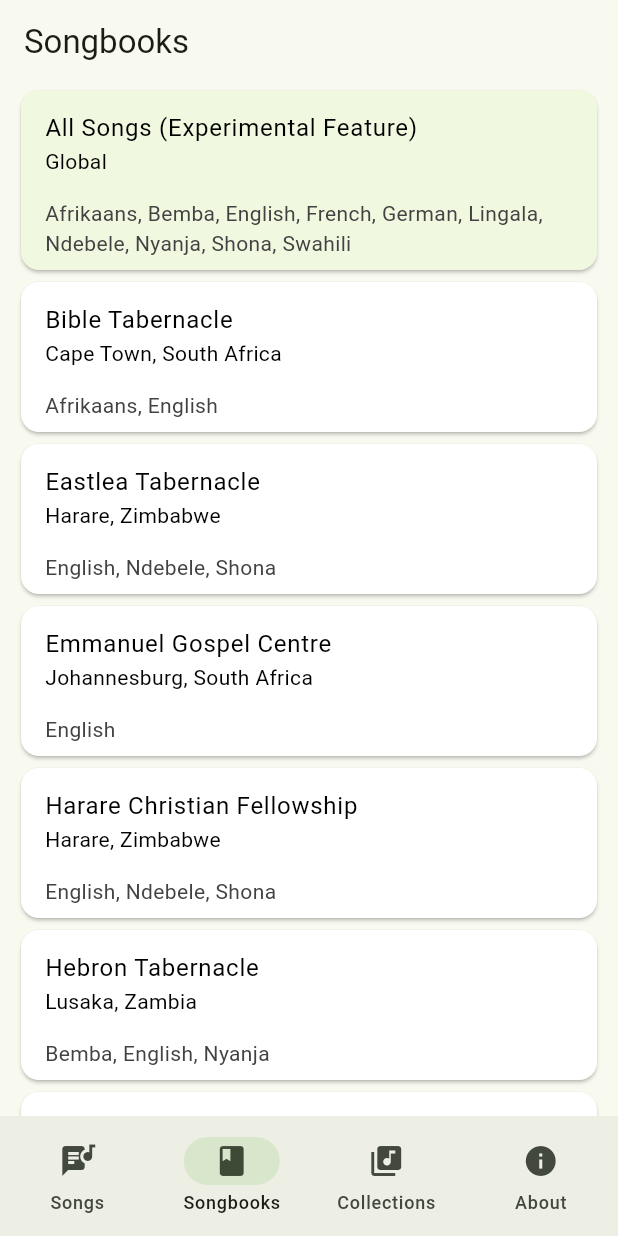
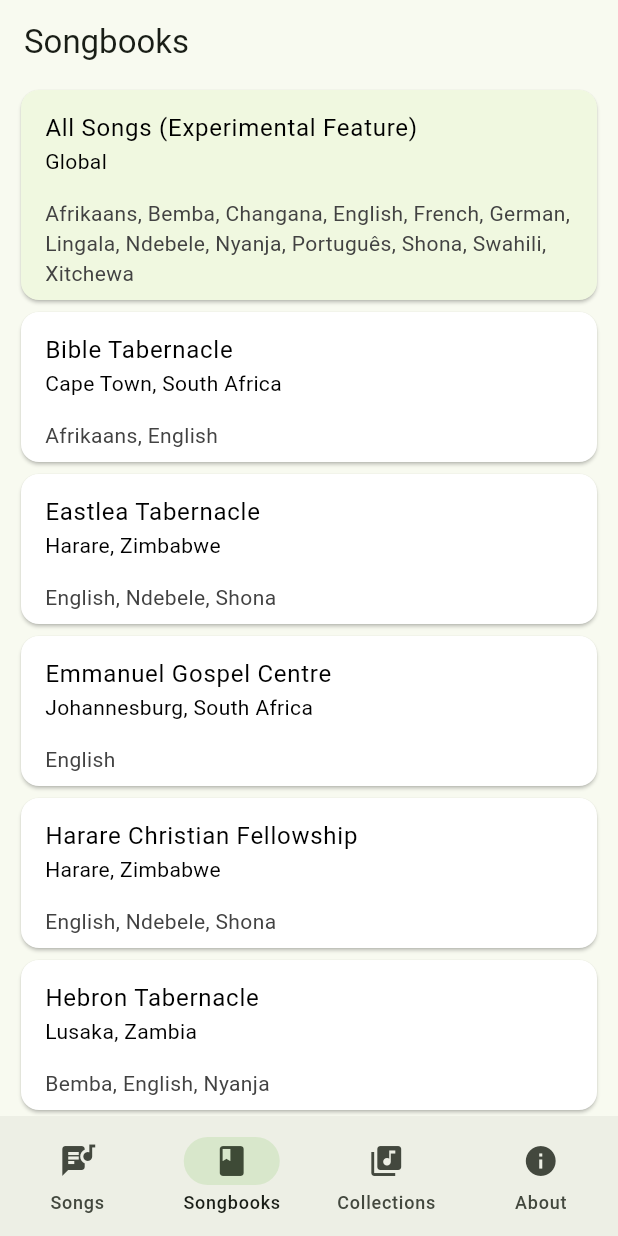
Before and after one commit to NgoniMujuru/believers_songbook, a Flutter app: the screen it shows after launch, item 2 of the bottom bar chosen, on a phone screen of 412 x 824 dp. Run offline on Flutter 3.47's test engine with Material 3 defaults, Android fonts, the phone set to English and light mode, and no system bars; our stand-ins replace csv, device_info_plus, firebase_core, in_app_review, share_plus, shared_preferences and 2 more; missing offline and left inert: alphabet_scroll_view, fuzzywuzzy; accounts and stored records are empty; generated files the repository leaves out were written again.

Commit message:
fix: minor mz songbook fixes

```diff
--- a/lib/about.dart
+++ b/lib/about.dart
@@ -205,7 +205,7 @@ class AboutPage extends StatelessWidget {
                           child: Icon(Icons.handshake,
                               color: Styles.themeColor, size: 50.0)),
                       const Text(
-                        'v1.7.3 - 05/24',
+                        'v1.7.5 - 07/24',
                       ),
                     ],
                   )),
--- a/lib/constants/song_book_assets.dart
+++ b/lib/constants/song_book_assets.dart
@@ -9,14 +9,17 @@ class SongBookAssets {
       'Languages': [
         'Afrikaans',
         'Bemba',
+        'Changana',
         'English',
         'French',
         'German',
         'Lingala',
         'Ndebele',
         'Nyanja',
+        'Português',
         'Shona',
-        'Swahili'
+        'Swahili',
+        'Xitchewa',
       ]
     },
     {
--- a/pubspec.yaml
+++ b/pubspec.yaml
@@ -17,7 +17,7 @@ publish_to: "none" # Remove this line if you wish to publish to pub.dev
 # https://developer.apple.com/library/archive/documentation/General/Reference/InfoPlistKeyReference/Articles/CoreFoundationKeys.html
 # In Windows, build-name is used as the major, minor, and patch parts
 # of the product and file versions while build-number is used as the build suffix.
-version: 1.7.4+14
+version: 1.7.5+15
 
 environment:
   sdk: ">=2.18.6 <3.0.0"
```
Also changed, not shown: assets/InterdenominationalTabernacleOfMaputo.csv.
